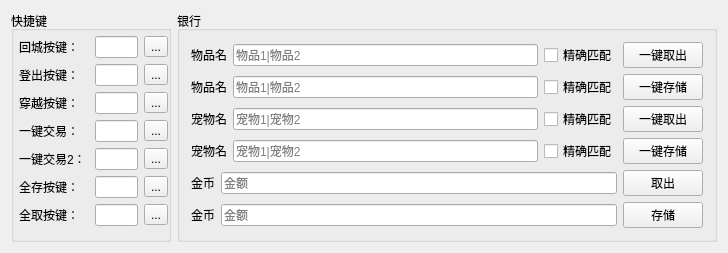
This is MLAssist/GameSysCfgWgt.ui in HBACC0005240/MLAssist as Qt 5 draws it before an edit. The edited form follows.
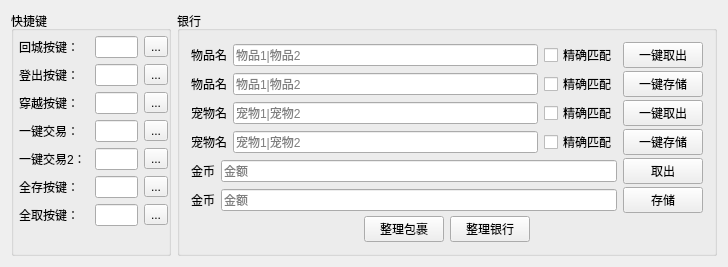
This is the edited form.

Commit message: 一键整理修改

Patch:
```diff
--- a/MLAssist/GameSysCfgWgt.ui
+++ b/MLAssist/GameSysCfgWgt.ui
@@ -7,7 +7,7 @@
     <x>0</x>
     <y>0</y>
     <width>728</width>
-    <height>233</height>
+    <height>243</height>
    </rect>
   </property>
   <property name="windowTitle">
@@ -283,6 +283,9 @@
       <string>银行</string>
      </property>
      <layout class="QVBoxLayout" name="verticalLayout">
+      <property name="spacing">
+       <number>3</number>
+      </property>
       <item>
        <layout class="QHBoxLayout" name="horizontalLayout_2">
         <item>
@@ -461,6 +464,50 @@
         </item>
        </layout>
       </item>
+      <item>
+       <layout class="QHBoxLayout" name="horizontalLayout_3">
+        <item>
+         <spacer name="horizontalSpacer_3">
+          <property name="orientation">
+           <enum>Qt::Horizontal</enum>
+          </property>
+          <property name="sizeHint" stdset="0">
+           <size>
+            <width>40</width>
+            <height>20</height>
+           </size>
+          </property>
+         </spacer>
+        </item>
+        <item>
+         <widget class="QPushButton" name="pushButton_sortBag">
+          <property name="text">
+           <string>整理包裹</string>
+          </property>
+         </widget>
+        </item>
+        <item>
+         <widget class="QPushButton" name="pushButton_sortBank">
+          <property name="text">
+           <string>整理银行</string>
+          </property>
+         </widget>
+        </item>
+        <item>
+         <spacer name="horizontalSpacer_2">
+          <property name="orientation">
+           <enum>Qt::Horizontal</enum>
+          </property>
+          <property name="sizeHint" stdset="0">
+           <size>
+            <width>40</width>
+            <height>20</height>
+           </size>
+          </property>
+         </spacer>
+        </item>
+       </layout>
+      </item>
      </layout>
     </widget>
    </item>
```
The commit also changes 8 other files.
